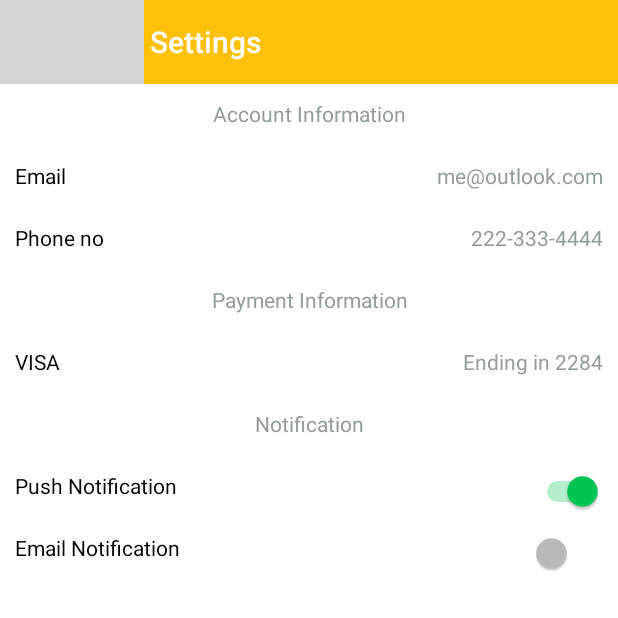
After one commit to deobhushan88/fleaparking, an Android app: the Settings screen opened directly, with no data from a screen before it, on a phone screen of 412 x 824 dp, the top half of it. The commit adds this screen. Run offline under Robolectric (Android 15) with nearby library versions, the phone set to English and light mode, and no system bars; grey boxes are pictures that could not be loaded.

```diff
--- a/app/Parket/app/src/main/java/edu/sjsu/cmpe295/parket/LoginActivity.java
+++ b/app/Parket/app/src/main/java/edu/sjsu/cmpe295/parket/LoginActivity.java
@@ -97,6 +97,8 @@ public class LoginActivity extends Activity implements View.OnClickListener,
 
         serviceComponent = new ComponentName(this, IdTokenService.class);
 
+
+
     }
 
     @Override
@@ -126,6 +128,8 @@ public class LoginActivity extends Activity implements View.OnClickListener,
     public void onConnected(Bundle bundle) {
         mSignInClicked = false;
         Toast.makeText(this, "User is connected!", Toast.LENGTH_LONG).show();
+
+
 
         // Starting the IdToken service.
         // This will run periodically from here on, updating the idToken
--- a/app/Parket/app/src/main/java/edu/sjsu/cmpe295/parket/ParkingSpaceDetailsCustomAdapter.java
+++ b/app/Parket/app/src/main/java/edu/sjsu/cmpe295/parket/ParkingSpaceDetailsCustomAdapter.java
@@ -6,7 +6,9 @@ import android.view.View;
 import android.view.ViewGroup;
 import android.widget.BaseAdapter;
 import android.widget.ImageView;
+import android.widget.Switch;
 import android.widget.TextView;
+import android.widget.Toast;
 
 import java.util.ArrayList;
 
@@ -50,6 +52,7 @@ public class ParkingSpaceDetailsCustomAdapter extends BaseAdapter {
         TextView tv1;
         TextView tv2;
         ImageView img;
+
     }
 
     @Override
--- /dev/null
+++ b/app/Parket/app/src/main/java/edu/sjsu/cmpe295/parket/Settings.java
@@ -0,0 +1,67 @@
+package edu.sjsu.cmpe295.parket;
+
+import android.app.Activity;
+import android.content.Context;
+import android.os.Bundle;
+import android.util.Log;
+import android.view.Menu;
+import android.view.MenuItem;
+import android.view.View;
+import android.view.ViewParent;
+import android.widget.AdapterView;
+import android.widget.ListView;
+import android.widget.TextView;
+import android.widget.Toast;
+import android.widget.Toolbar;
+
+
+public class Settings extends Activity {
+
+    Context context;
+    ListView lvSettings;
+
+    @Override
+    protected void onCreate(Bundle savedInstanceState) {
+        super.onCreate(savedInstanceState);
+        setContentView(R.layout.activity_settings);
+
+
+        Toolbar mainToolbar = (Toolbar) findViewById(R.id.toolbar_settings);
+        mainToolbar.setTitle(getResources().getString(R.string.title_activity_settings));
+        mainToolbar.setTitleTextColor(getResources().getColor(R.color.white));
+        mainToolbar.setNavigationIcon(R.drawable.ic_back);
+        mainToolbar.setNavigationOnClickListener(new View.OnClickListener() {
+            @Override
+            public void onClick(View v) {
+                onBackPressed();
+            }
+        });
+
+        String[] settings1 = new String[]{"Account Information","Email", "Phone no","Payment Information","VISA", "Notification","Push Notification", "Email Notification"};
+
+        String[] settings2 = new String[]{"me@outlook.com","222-333-4444","Ending in 2284"};
+
+        context = this;
+
+        lvSettings = (ListView) findViewById(R.id.listViewSettings);
+
+        lvSettings.setAdapter(new SettingsAdapter(this, settings1, settings2));
+        lvSettings.setItemsCanFocus(true);
+
+        /*lvSettings.setOnItemClickListener(new AdapterView.OnItemClickListener() {
+            @Override
+            public void onItemClick(AdapterView<?> parent, View view,int position, long id) {
+
+                Log.d("****(((()))))","ttttt");
+
+                String selected = ((TextView) parent.findViewById(R.id.tv2a1)).getText().toString();
+
+                Toast toast=Toast.makeText(getApplicationContext(), selected, Toast.LENGTH_SHORT);
+                toast.show();
+
+            }
+        });*/
+
+    }
+
+}
--- /dev/null
+++ b/app/Parket/app/src/main/java/edu/sjsu/cmpe295/parket/SettingsAdapter.java
@@ -0,0 +1,116 @@
+package edu.sjsu.cmpe295.parket;
+
+import android.content.Context;
+import android.util.Log;
+import android.view.LayoutInflater;
+import android.view.View;
+import android.view.ViewGroup;
+import android.widget.BaseAdapter;
+import android.widget.Switch;
+import android.widget.TextView;
+
+/**
+ * Created by amodrege on 4/12/15.
+ */
+public class SettingsAdapter  extends BaseAdapter
+{
+
+    String[] settings1;
+    Context context;
+    String[] settings2;
+    private static LayoutInflater inflater = null;
+
+    public SettingsAdapter(Settings mainActivity, String[] values1, String[] values2) {
+        // TODO Auto-generated constructor stub
+        settings1 = values1;
+        settings2 = values2;
+        context = mainActivity;
+        inflater = (LayoutInflater) context.
+                getSystemService(Context.LAYOUT_INFLATER_SERVICE);
+    }
+
+    @Override
+    public int getCount() {
+        // TODO Auto-generated method stub
+        return settings1.length;
+    }
+
+    @Override
+    public Object getItem(int position) {
+        // TODO Auto-generated method stub
+        return position;
+    }
+
+    @Override
+    public long getItemId(int position) {
+        // TODO Auto-generated method stub
+        return position;
+    }
+
+
+    @Override
+    public View getView(final int position, View convertView, ViewGroup parent)
+    {
+        // TODO Auto-generated method stub
+
+        switch (position) {
+
+            case 0:
+                convertView = inflater.inflate(R.layout.settings_activity_3, null);
+                ((TextView) convertView.findViewById(R.id.tva3)).setText(settings1[position]);
+                break;
+
+            case 1:
+                convertView = inflater.inflate(R.layout.settings_activity_1, null);
+                ((TextView) convertView.findViewById(R.id.tv1a1)).setText(settings1[position]);
+                ((TextView) convertView.findViewById(R.id.tv2a1)).setText(settings2[position-1]);
+                break;
+
+
+            case 2:
+                convertView = inflater.inflate(R.layout.settings_activity_1, null);
+                ((TextView) convertView.findViewById(R.id.tv1a1)).setText(settings1[position]);
+                ((TextView) convertView.findViewById(R.id.tv2a1)).setText(settings2[position-1]);
+                convertView.findViewById(R.id.tv2a1);
+                convertView.setClickable(true);
+                break;
+
+            case 3:
+                convertView = inflater.inflate(R.layout.settings_activity_3, null);
+                ((TextView) convertView.findViewById(R.id.tva3)).setText(settings1[position]);
+                break;
+
+            case 4:
+                convertView = inflater.inflate(R.layout.settings_activity_1, null);
+                ((TextView) convertView.findViewById(R.id.tv1a1)).setText(settings1[position]);
+                ((TextView) convertView.findViewById(R.id.tv2a1)).setText(settings2[position-2]);
+                break;
+
+            case 5:
+                convertView = inflater.inflate(R.layout.settings_activity_3, null);
+                ((TextView) convertView.findViewById(R.id.tva3)).setText(settings1[position]);
+                break;
+
+            case 6:
+                convertView = inflater.inflate(R.layout.settings_activity_2, null);
+                ((TextView) convertView.findViewById(R.id.tv1a2)).setText(settings1[position]);
+                ((Switch) convertView.findViewById(R.id.switchBtn)).setChecked(true);
+                break;
+
+            case 7:
+                convertView = inflater.inflate(R.layout.settings_activity_2, null);
+                ((TextView) convertView.findViewById(R.id.tv1a2)).setText(settings1[position]);
+                ((Switch) convertView.findViewById(R.id.switchBtn)).setChecked(false);
+                break;
+
+
+
+        }
+
+        return convertView;
+
+    }
+
+
+
+}
--- a/app/Parket/app/src/main/res/layout/activity_parking_space_details.xml
+++ b/app/Parket/app/src/main/res/layout/activity_parking_space_details.xml
@@ -7,10 +7,10 @@
     tools:context="edu.sjsu.cmpe295.parket.ParkingSpaceDetails">
 
     <ImageView
-        android:layout_width="wrap_content"
+        android:layout_width="50dp"
         android:layout_height="81dp"
         android:id="@+id/imageView"
-        android:layout_gravity="center"
+        android:layout_gravity="left"
         android:src="@drawable/parket_icon_actionbar"/>
 
     <TextView
--- /dev/null
+++ b/app/Parket/app/src/main/res/layout/activity_settings.xml
@@ -0,0 +1,18 @@
+<LinearLayout xmlns:android="http://schemas.android.com/apk/res/android"
+    xmlns:tools="http://schemas.android.com/tools" android:layout_width="match_parent"
+    android:layout_height="match_parent"
+    android:orientation="vertical"
+    tools:context="edu.sjsu.cmpe295.parket.Settings">
+    <Toolbar
+        android:id="@+id/toolbar_settings"
+        android:layout_width="match_parent"
+        android:layout_height="wrap_content"
+        android:background="@color/primary"
+        />
+
+    <ListView
+        android:id="@+id/listViewSettings"
+        android:layout_width="fill_parent"
+        android:layout_height="fill_parent">
+    </ListView>
+</LinearLayout>
--- /dev/null
+++ b/app/Parket/app/src/main/res/layout/settings_activity_1.xml
@@ -0,0 +1,31 @@
+<?xml version="1.0" encoding="utf-8"?>
+<LinearLayout xmlns:android="http://schemas.android.com/apk/res/android"
+    android:layout_width="match_parent" android:layout_height="match_parent"
+    android:weightSum="1">
+
+    <TextView
+        android:layout_width="wrap_content"
+        android:layout_height="40dp"
+        android:text="New Text"
+        android:id="@+id/tv1a1"
+        android:hint="text"
+        android:focusable="false"
+        android:layout_weight="0.50"
+        android:textSize="14sp"
+        android:textColor="#000000"
+        android:padding="10dp" />
+
+    <TextView
+        android:layout_width="wrap_content"
+        android:layout_height="40dp"
+        android:text="New Text"
+        android:id="@+id/tv2a1"
+        android:layout_weight="0.5"
+        android:textSize="14sp"
+        android:focusable="false"
+        android:editable="true"
+        android:textColor="@color/light_grey"
+        android:layout_gravity="right"
+        android:gravity="right"
+        android:padding="10dp" />
+</LinearLayout>
--- /dev/null
+++ b/app/Parket/app/src/main/res/layout/settings_activity_2.xml
@@ -0,0 +1,26 @@
+<?xml version="1.0" encoding="utf-8"?>
+<LinearLayout xmlns:android="http://schemas.android.com/apk/res/android"
+    android:layout_width="match_parent" android:layout_height="match_parent"
+    android:weightSum="1">
+
+    <TextView
+        android:layout_width="wrap_content"
+        android:layout_height="40dp"
+        android:text="New Text"
+        android:id="@+id/tv1a2"
+        android:layout_weight="0.50"
+        android:textColor="#000000"
+        android:textSize="14sp"
+        android:padding="10dp" />
+
+    <Switch
+        android:layout_width="wrap_content"
+        android:layout_height="40dp"
+        android:text="New Switch"
+        android:id="@+id/switchBtn"
+        android:layout_weight="0.50"
+        android:layout_gravity="right"
+        android:gravity="right"
+        android:padding="10dp" />
+
+</LinearLayout>
--- /dev/null
+++ b/app/Parket/app/src/main/res/layout/settings_activity_3.xml
@@ -0,0 +1,13 @@
+<?xml version="1.0" encoding="utf-8"?>
+<LinearLayout xmlns:android="http://schemas.android.com/apk/res/android"
+    android:layout_width="match_parent" android:layout_height="match_parent">
+
+    <TextView
+        android:layout_width="match_parent"
+        android:layout_height="40dp"
+        android:text="New Text"
+        android:id="@+id/tva3"
+        android:textSize="14sp"
+        android:textColor="@color/light_grey"
+        android:gravity="center" />
+</LinearLayout>
--- /dev/null
+++ b/app/Parket/app/src/main/res/menu/menu_settings.xml
@@ -0,0 +1,5 @@
+<menu xmlns:android="http://schemas.android.com/apk/res/android"
+    xmlns:tools="http://schemas.android.com/tools" tools:context="edu.sjsu.cmpe295.parket.Settings">
+    <item android:id="@+id/action_settings" android:title="@string/action_settings"
+        android:orderInCategory="100" android:showAsAction="never" />
+</menu>
--- a/app/Parket/app/src/main/res/values/colors.xml
+++ b/app/Parket/app/src/main/res/values/colors.xml
@@ -6,6 +6,7 @@
     <color name="accent">#00C853</color>
     <color name="black">#000000</color>
     <color name="white">#FFFFFF</color>
+    <color name="light_grey">#ff949c9b</color>
 
 
 </resources>
--- a/app/Parket/app/src/main/res/values/strings.xml
+++ b/app/Parket/app/src/main/res/values/strings.xml
@@ -102,5 +102,7 @@
 
 <!-- TODO: Remove or change this placeholder text -->
     <string name="hello_blank_fragment">Hello blank fragment</string>
+    <string name="title_activity_settings">Settings</string>
+    <string name="action_settings">Settings</string>
 
 </resources>
```
Also changed, not shown: app/Parket/app/src/main/AndroidManifest.xml (+36 -22 lines), app/Parket/app/src/main/java/edu/sjsu/cmpe295/parket/AdvancedSearch.java (+9 -19 lines), app/Parket/app/src/main/java/edu/sjsu/cmpe295/parket/AdvancedSearchMap.java (+10 -78 lines), app/Parket/app/src/main/java/edu/sjsu/cmpe295/parket/ParkingSpaceDetails.java (+5 -31 lines).
